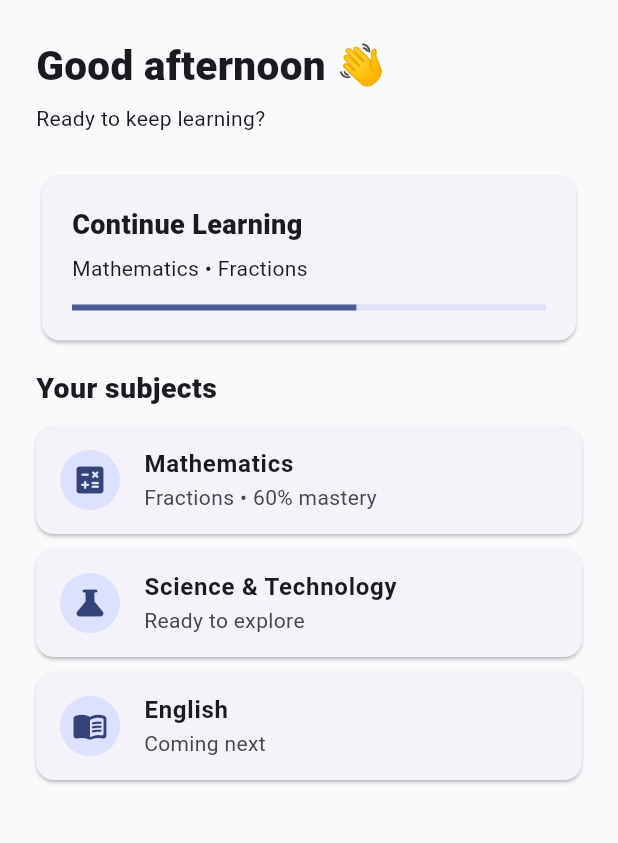
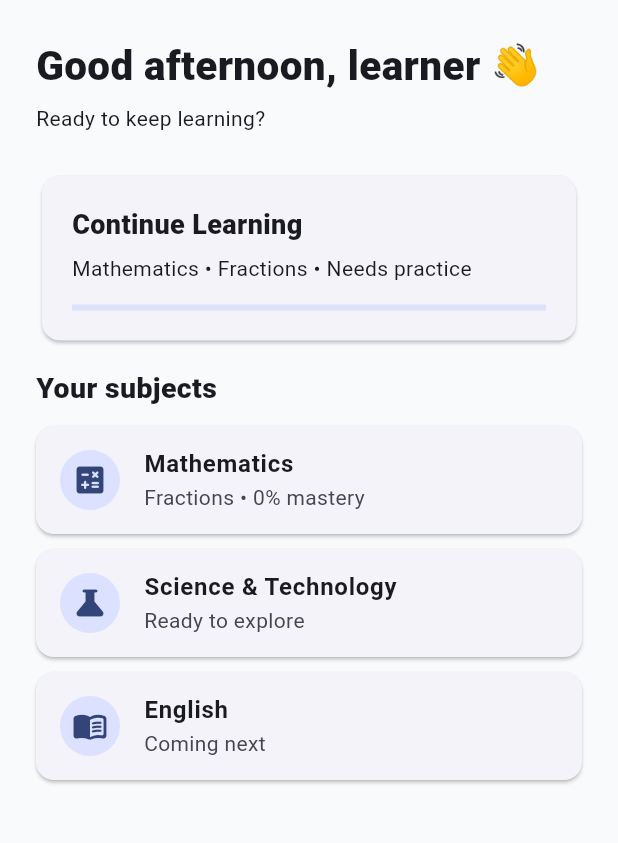
Before and after one commit to klarah100/Offline-AI-school, a Flutter app: the ProfileScreen screen opened directly, after a tap on "Continue", on a phone screen of 412 x 824 dp, the part 84-927 px from its top. Run offline on Flutter 3.47's test engine with Material 3 defaults, Android fonts, the phone set to English and light mode, and no system bars; our stand-ins replace connectivity_plus, sqflite; accounts and stored records are empty.

Commit message:
feat: wire persistent learner progress into MVP UI

```diff
--- a/lib/main.dart
+++ b/lib/main.dart
@@ -1,4 +1,13 @@
 import 'package:flutter/material.dart';
+import 'services/database.dart';
+import 'services/adaptive_engine.dart';
+import 'services/ai_tutor.dart';
+import 'data/content.dart';
+
+final appDatabase = AppDatabase.instance;
+final adaptiveEngine = const AdaptiveEngine();
+final aiTutor = const OfflineAiTutor();
+TopicMastery currentMastery = const TopicMastery(topicId: 'fractions', correct: 0, attempted: 0);
 
 void main() {
   runApp(const OfflineAISchoolApp());
@@ -165,9 +174,11 @@ class _ProfileScreenState extends State<ProfileScreen> {
               )),
           const SizedBox(height: 18),
           FilledButton(
-            onPressed: () => Navigator.of(context).push(
-              MaterialPageRoute(builder: (_) => const HomeScreen()),
-            ),
+            onPressed: () async {
+              await appDatabase.saveLearner(name: nameController.text.trim().isEmpty ? 'Learner' : nameController.text.trim(), grade: level, language: language);
+              if (!context.mounted) return;
+              Navigator.of(context).push(MaterialPageRoute(builder: (_) => const HomeScreen()));
+            },
             child: const Padding(
               padding: EdgeInsets.symmetric(vertical: 14),
               child: Text('Continue'),
@@ -192,20 +203,20 @@ class HomeScreen extends StatelessWidget {
       body: ListView(
         padding: const EdgeInsets.all(24),
         children: [
-          const Text('Good afternoon 👋', style: TextStyle(fontSize: 27, fontWeight: FontWeight.w800)),
+          const Text('Good afternoon, learner 👋', style: TextStyle(fontSize: 27, fontWeight: FontWeight.w800)),
           const SizedBox(height: 6),
           const Text('Ready to keep learning?'),
           const SizedBox(height: 24),
           _SectionCard(
             title: 'Continue Learning',
-            subtitle: 'Mathematics • Fractions',
-            progress: 0.6,
+            subtitle: 'Mathematics • Fractions • ' + currentMastery.label,
+            progress: currentMastery.score,
             onTap: () => Navigator.of(context).push(MaterialPageRoute(builder: (_) => const FractionsScreen())),
           ),
           const SizedBox(height: 14),
           const Text('Your subjects', style: TextStyle(fontSize: 19, fontWeight: FontWeight.w800)),
           const SizedBox(height: 12),
-          _SubjectCard(icon: Icons.calculate_rounded, title: 'Mathematics', subtitle: 'Fractions • 60% mastery'),
+          _SubjectCard(icon: Icons.calculate_rounded, title: 'Mathematics', subtitle: 'Fractions • ' + (currentMastery.score * 100).round().toString() + '% mastery'),
           _SubjectCard(icon: Icons.science_rounded, title: 'Science & Technology', subtitle: 'Ready to explore'),
           _SubjectCard(icon: Icons.menu_book_rounded, title: 'English', subtitle: 'Coming next'),
         ],
@@ -258,6 +269,7 @@ class PracticeScreen extends StatefulWidget {
 class _PracticeScreenState extends State<PracticeScreen> {
   String? selected;
   bool checked = false;
+  bool recorded = false;
 
   @override
   Widget build(BuildContext context) {
@@ -288,7 +300,15 @@ class _PracticeScreenState extends State<PracticeScreen> {
               child: Text('Correct! 2/5 + 1/5 = 3/5.', style: TextStyle(fontWeight: FontWeight.w800)),
             ),
           FilledButton(
-            onPressed: selected == null ? null : () => setState(() => checked = true),
+            onPressed: selected == null ? null : () async {
+              final correct = selected == '3/5';
+              if (!recorded) {
+                await appDatabase.saveAttempt(questionId: 'fractions-q1', correct: correct);
+                currentMastery = TopicMastery(topicId: 'fractions', correct: currentMastery.correct + (correct ? 1 : 0), attempted: currentMastery.attempted + 1);
+                recorded = true;
+              }
+              setState(() => checked = true);
+            },
             child: const Padding(padding: EdgeInsets.symmetric(vertical: 14), child: Text('Check answer')),
           ),
         ],
```
